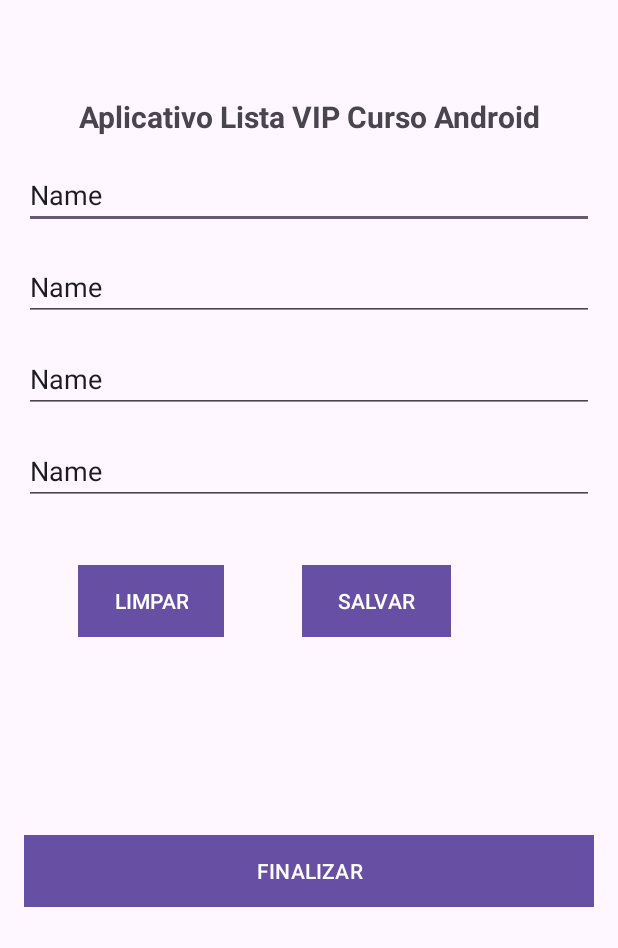
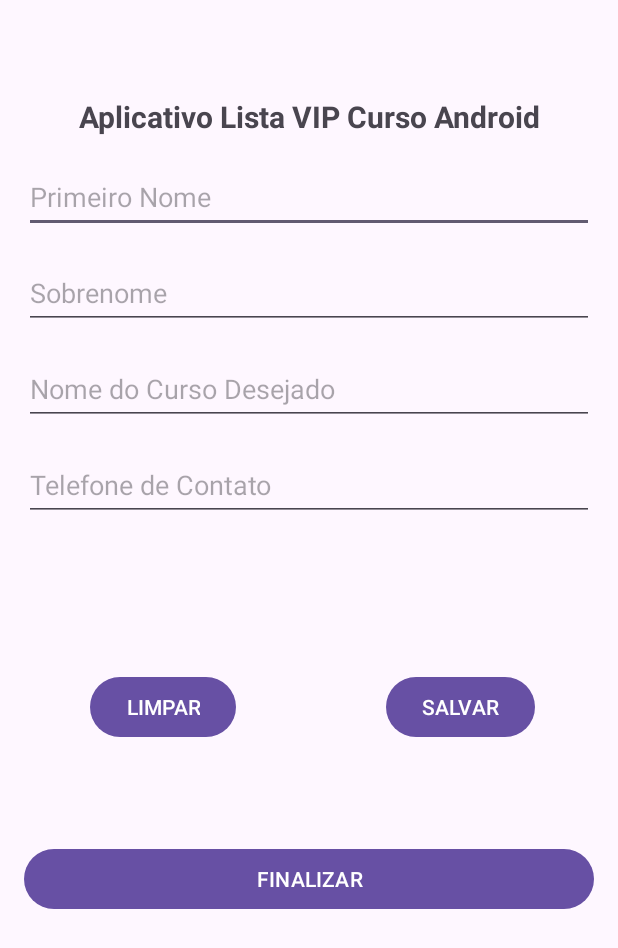
Before and after one commit to NicoVitoriano001/AppListaCurso2, an Android app: the screen it shows after launch (MainActivity), on a phone screen of 412 x 824 dp. Shown: the top 948 px of the screen. Run offline under Robolectric (Android 15) with nearby library versions, the phone set to English and light mode, and no system bars.

Commit message:
Criar o layout do app e customização

```diff
--- a/app/src/main/res/layout/activity_main.xml
+++ b/app/src/main/res/layout/activity_main.xml
@@ -7,10 +7,10 @@
     tools:context=".MainActivity">
 
     <TextView
-        android:id="@+id/textView"
+        android:id="@+id/txtTitulo"
         android:layout_width="wrap_content"
         android:layout_height="wrap_content"
-        android:text="Aplicativo Lista VIP Curso Android"
+        android:text="@string/txt_titulo"
         android:textSize="20sp"
         android:textStyle="bold"
         app:layout_constraintBottom_toBottomOf="parent"
@@ -21,94 +21,90 @@
         app:layout_constraintVertical_bias="0.08" />
 
     <EditText
-        android:id="@+id/editTextText"
+        android:id="@+id/editPrimeiroNome"
         android:layout_width="match_parent"
-        android:layout_height="wrap_content"
+        android:layout_height="48dp"
         android:layout_margin="16dp"
         android:ems="10"
-        android:hint="Primeiro Nome"
+        android:hint="@string/txt_hint_edit_primeiro_nome"
+        android:importantForAutofill="no"
         android:inputType="text"
-        android:text="Name"
         app:layout_constraintEnd_toEndOf="parent"
         app:layout_constraintStart_toStartOf="parent"
-        app:layout_constraintTop_toBottomOf="@+id/textView" />
+        app:layout_constraintTop_toBottomOf="@+id/txtTitulo" />
 
     <EditText
-        android:id="@+id/editTextText4"
+        android:id="@+id/editTelefoneContato"
         android:layout_width="match_parent"
-        android:layout_height="wrap_content"
+        android:layout_height="48dp"
+        android:layout_margin="16dp"
+        android:autofillHints=""
+        android:ems="10"
+        android:hint="@string/txt_hint_edit_telefone_contato"
+        android:inputType="text"
+        app:layout_constraintEnd_toEndOf="parent"
+        app:layout_constraintStart_toStartOf="parent"
+        app:layout_constraintTop_toBottomOf="@+id/editNomeCurso" />
+
+    <EditText
+        android:id="@+id/editNomeCurso"
+        android:layout_width="match_parent"
+        android:layout_height="48dp"
         android:layout_margin="16dp"
         android:ems="10"
-        android:hint="Telefone de Contato"
+        android:hint="@string/txt_hint_edit_nome_do_curso"
+        android:importantForAutofill="no"
         android:inputType="text"
-        android:text="Name"
         app:layout_constraintEnd_toEndOf="parent"
         app:layout_constraintStart_toStartOf="parent"
-        app:layout_constraintTop_toBottomOf="@+id/editTextText3" />
+        app:layout_constraintTop_toBottomOf="@+id/editSobrenome" />
 
     <EditText
-        android:id="@+id/editTextText3"
+        android:id="@+id/editSobrenome"
         android:layout_width="match_parent"
-        android:layout_height="wrap_content"
+        android:layout_height="48dp"
         android:layout_margin="16dp"
         android:ems="10"
-        android:hint="Nome do Curso Desejado"
+        android:hint="@string/txt_hint_edit_sobrenome"
         android:inputType="text"
-        android:text="Name"
         app:layout_constraintEnd_toEndOf="parent"
         app:layout_constraintStart_toStartOf="parent"
-        app:layout_constraintTop_toBottomOf="@+id/editTextText2" />
-
-    <EditText
-        android:id="@+id/editTextText2"
-        android:layout_width="match_parent"
-        android:layout_height="wrap_content"
-        android:layout_margin="16dp"
-        android:ems="10"
-        android:hint="Sobrenome"
-        android:inputType="text"
-        android:text="Name"
-        app:layout_constraintEnd_toEndOf="parent"
-        app:layout_constraintStart_toStartOf="parent"
-        app:layout_constraintTop_toBottomOf="@+id/editTextText" />
+        app:layout_constraintTop_toBottomOf="@+id/editPrimeiroNome" />
 
     <Button
-        android:id="@+id/button"
+        android:id="@+id/btnLimpar"
         android:layout_width="wrap_content"
-        android:layout_height="wrap_content"
-        android:layout_marginStart="52dp"
+        android:layout_height="48dp"
+        android:layout_marginStart="60dp"
         android:layout_marginBottom="48dp"
-        android:background="@color/corBotoes"
         android:text="LIMPAR"
-        app:layout_constraintBottom_toTopOf="@+id/button3"
+        app:layout_constraintBottom_toTopOf="@+id/btnFinalizar"
         app:layout_constraintStart_toStartOf="parent"
-        app:layout_constraintTop_toBottomOf="@+id/editTextText4"
-        app:layout_constraintVertical_bias="0.325" />
+        app:layout_constraintTop_toBottomOf="@+id/editTelefoneContato"
+        app:layout_constraintVertical_bias="0.844" />
 
     <Button
-        android:id="@+id/button2"
+        android:id="@+id/btnSalvar"
         android:layout_width="wrap_content"
-        android:layout_height="wrap_content"
-        android:layout_marginStart="52dp"
+        android:layout_height="48dp"
+        android:layout_marginStart="100dp"
         android:layout_marginBottom="48dp"
-        android:background="@color/corBotoes"
         android:text="SALVAR"
-        app:layout_constraintBottom_toTopOf="@+id/button3"
-        app:layout_constraintStart_toEndOf="@+id/button"
-        app:layout_constraintTop_toBottomOf="@+id/editTextText4"
-        app:layout_constraintVertical_bias="0.325" />
+        app:layout_constraintBottom_toTopOf="@+id/btnFinalizar"
+        app:layout_constraintStart_toEndOf="@+id/btnLimpar"
+        app:layout_constraintTop_toBottomOf="@+id/editTelefoneContato"
+        app:layout_constraintVertical_bias="0.844" />
 
     <Button
-        android:id="@+id/button3"
+        android:id="@+id/btnFinalizar"
         android:layout_width="match_parent"
         android:layout_height="wrap_content"
         android:layout_margin="16dp"
         android:layout_marginStart="16dp"
         android:layout_marginBottom="96dp"
-        android:background="@color/corBotoes"
         android:text="FINALIZAR"
         app:layout_constraintBottom_toBottomOf="parent"
         app:layout_constraintStart_toStartOf="parent"
-        app:layout_constraintTop_toBottomOf="@+id/editTextText4" />
+        app:layout_constraintTop_toBottomOf="@+id/editTelefoneContato" />
 
 </androidx.constraintlayout.widget.ConstraintLayout>
--- a/app/src/main/res/values/strings.xml
+++ b/app/src/main/res/values/strings.xml
@@ -1,3 +1,13 @@
 <resources>
     <string name="app_name">AppListaCurso2</string>
+    <string name="txt_titulo">Aplicativo Lista VIP Curso Android</string>
+    <string name="txt_hint_edit_primeiro_nome">Primeiro Nome</string>
+    <string name="txt_hint_edit_sobrenome">Sobrenome</string>
+    <string name="txt_hint_edit_nome_do_curso">Nome do Curso Desejado</string>
+    <string name="txt_hint_edit_telefone_contato">Telefone de Contato</string>
+    <string name="txt_button_limpar"></string>
+    <string name="txt_button_salvar"></string>
+    <string name="txt_button_finalizar"></string>
+
+
 </resources>
```
